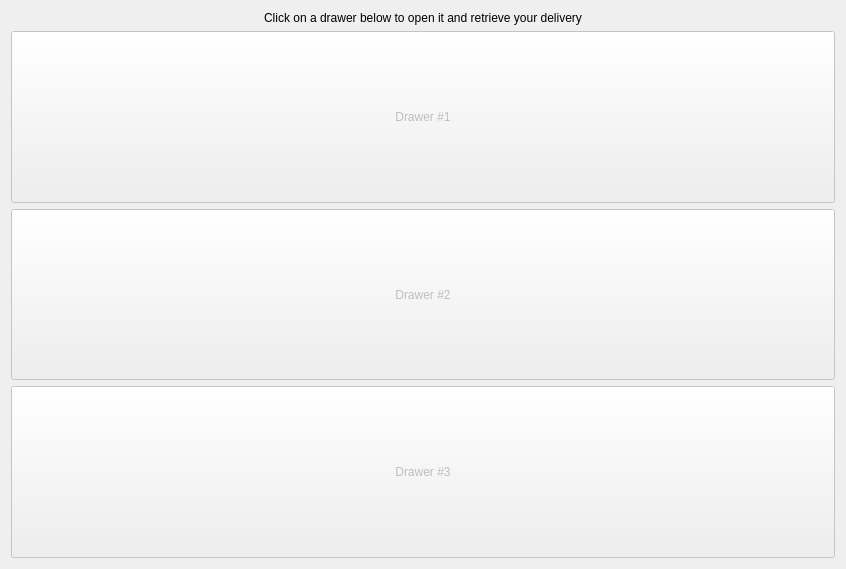
Before: the Qt Designer form aidu_gui/ui/receive_delivery.ui in MartienLagerweij/aidu, drawn with Qt 5.
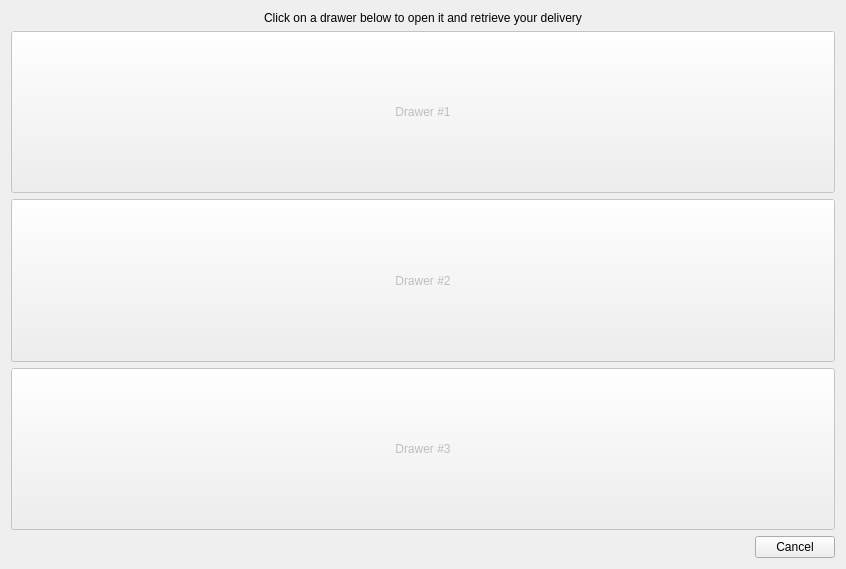
After: the same form once the commit is applied.

```diff
--- a/aidu_gui/ui/receive_delivery.ui
+++ b/aidu_gui/ui/receive_delivery.ui
@@ -76,6 +76,30 @@
      </item>
     </layout>
    </item>
+   <item>
+    <layout class="QHBoxLayout" name="horizontalLayout">
+     <item>
+      <spacer name="horizontalSpacer">
+       <property name="orientation">
+        <enum>Qt::Horizontal</enum>
+       </property>
+       <property name="sizeHint" stdset="0">
+        <size>
+         <width>40</width>
+         <height>20</height>
+        </size>
+       </property>
+      </spacer>
+     </item>
+     <item>
+      <widget class="QPushButton" name="cancel_button">
+       <property name="text">
+        <string>Cancel</string>
+       </property>
+      </widget>
+     </item>
+    </layout>
+   </item>
   </layout>
  </widget>
  <resources/>
```
